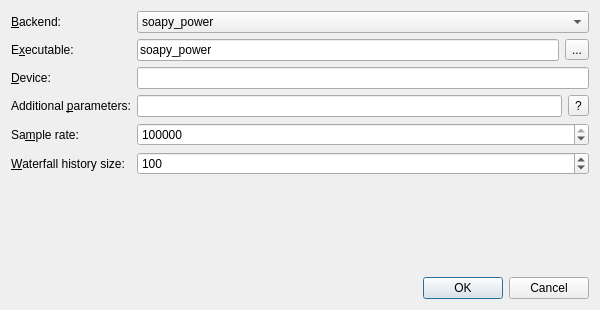
The window that qspectrumanalyzer/qspectrumanalyzer_settings.ui (xmikos/qspectrumanalyzer) describes before a commit, drawn with Qt 5.
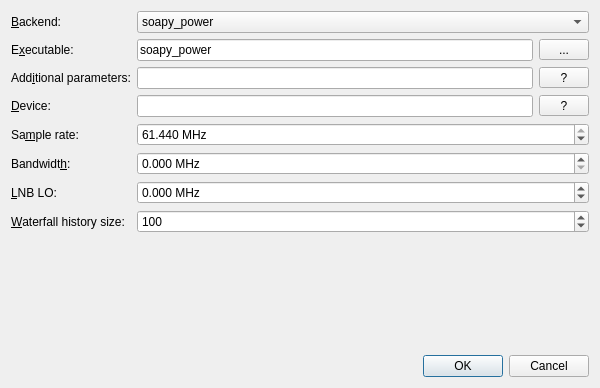
The same window after the commit.

Commit message: Allow setting bandwidth and LNB LO (for upconverters or downconverters); show info about device in settings

Patch:
```diff
--- a/qspectrumanalyzer/qspectrumanalyzer_settings.ui
+++ b/qspectrumanalyzer/qspectrumanalyzer_settings.ui
@@ -7,7 +7,7 @@
     <x>0</x>
     <y>0</y>
     <width>600</width>
-    <height>310</height>
+    <height>388</height>
    </rect>
   </property>
   <property name="windowTitle">
@@ -76,6 +76,12 @@
        </item>
        <item>
         <widget class="QToolButton" name="executableButton">
+         <property name="minimumSize">
+          <size>
+           <width>50</width>
+           <height>0</height>
+          </size>
+         </property>
          <property name="text">
           <string>...</string>
          </property>
@@ -83,7 +89,7 @@
        </item>
       </layout>
      </item>
-     <item row="2" column="0">
+     <item row="3" column="0">
       <widget class="QLabel" name="label_5">
        <property name="text">
         <string>&amp;Device:</string>
@@ -93,9 +99,6 @@
        </property>
       </widget>
      </item>
-     <item row="2" column="1">
-      <widget class="QLineEdit" name="deviceEdit"/>
-     </item>
      <item row="4" column="0">
       <widget class="QLabel" name="label_4">
        <property name="text">
@@ -106,23 +109,7 @@
        </property>
       </widget>
      </item>
-     <item row="4" column="1">
-      <widget class="QSpinBox" name="sampleRateSpinBox">
-       <property name="minimum">
-        <number>0</number>
-       </property>
-       <property name="maximum">
-        <number>25000000</number>
-       </property>
-       <property name="singleStep">
-        <number>10000</number>
-       </property>
-       <property name="value">
-        <number>2560000</number>
-       </property>
-      </widget>
-     </item>
-     <item row="5" column="0">
+     <item row="7" column="0">
       <widget class="QLabel" name="label_2">
        <property name="text">
         <string>&amp;Waterfall history size:</string>
@@ -132,7 +119,7 @@
        </property>
       </widget>
      </item>
-     <item row="5" column="1">
+     <item row="7" column="1">
       <widget class="QSpinBox" name="waterfallHistorySizeSpinBox">
        <property name="minimum">
         <number>1</number>
@@ -145,30 +132,157 @@
        </property>
       </widget>
      </item>
-     <item row="3" column="0">
+     <item row="5" column="0">
+      <widget class="QLabel" name="label_7">
+       <property name="text">
+        <string>Bandwidt&amp;h:</string>
+       </property>
+       <property name="buddy">
+        <cstring>bandwidthSpinBox</cstring>
+       </property>
+      </widget>
+     </item>
+     <item row="6" column="0">
+      <widget class="QLabel" name="label_8">
+       <property name="toolTip">
+        <string>Negative frequency for upconverters, positive frequency for downconverters.</string>
+       </property>
+       <property name="text">
+        <string>&amp;LNB LO:</string>
+       </property>
+       <property name="buddy">
+        <cstring>lnbSpinBox</cstring>
+       </property>
+      </widget>
+     </item>
+     <item row="2" column="0">
       <widget class="QLabel" name="label_6">
        <property name="text">
-        <string>Additional &amp;parameters:</string>
+        <string>Add&amp;itional parameters:</string>
        </property>
        <property name="buddy">
         <cstring>paramsEdit</cstring>
        </property>
       </widget>
      </item>
+     <item row="2" column="1">
+      <layout class="QHBoxLayout" name="horizontalLayout_2">
+       <item>
+        <widget class="QLineEdit" name="paramsEdit"/>
+       </item>
+       <item>
+        <widget class="QToolButton" name="paramsHelpButton">
+         <property name="minimumSize">
+          <size>
+           <width>50</width>
+           <height>0</height>
+          </size>
+         </property>
+         <property name="text">
+          <string> ? </string>
+         </property>
+        </widget>
+       </item>
+      </layout>
+     </item>
      <item row="3" column="1">
       <layout class="QHBoxLayout" name="horizontalLayout_3">
        <item>
-        <widget class="QLineEdit" name="paramsEdit"/>
+        <widget class="QLineEdit" name="deviceEdit"/>
        </item>
        <item>
-        <widget class="QToolButton" name="helpButton">
+        <widget class="QToolButton" name="deviceHelpButton">
+         <property name="minimumSize">
+          <size>
+           <width>50</width>
+           <height>0</height>
+          </size>
+         </property>
          <property name="text">
-          <string>?</string>
+          <string> ? </string>
          </property>
         </widget>
        </item>
       </layout>
      </item>
+     <item row="4" column="1">
+      <widget class="QDoubleSpinBox" name="sampleRateSpinBox">
+       <property name="showGroupSeparator" stdset="0">
+        <bool>true</bool>
+       </property>
+       <property name="suffix">
+        <string> MHz</string>
+       </property>
+       <property name="decimals">
+        <number>3</number>
+       </property>
+       <property name="minimum">
+        <double>0.000000000000000</double>
+       </property>
+       <property name="maximum">
+        <double>61.439999999999998</double>
+       </property>
+       <property name="singleStep">
+        <double>0.010000000000000</double>
+       </property>
+       <property name="value">
+        <double>61.439999999999998</double>
+       </property>
+      </widget>
+     </item>
+     <item row="5" column="1">
+      <widget class="QDoubleSpinBox" name="bandwidthSpinBox">
+       <property name="showGroupSeparator" stdset="0">
+        <bool>true</bool>
+       </property>
+       <property name="suffix">
+        <string> MHz</string>
+       </property>
+       <property name="decimals">
+        <number>3</number>
+       </property>
+       <property name="minimum">
+        <double>0.000000000000000</double>
+       </property>
+       <property name="maximum">
+        <double>61.439999999999998</double>
+       </property>
+       <property name="singleStep">
+        <double>0.010000000000000</double>
+       </property>
+       <property name="value">
+        <double>0.000000000000000</double>
+       </property>
+      </widget>
+     </item>
+     <item row="6" column="1">
+      <widget class="QDoubleSpinBox" name="lnbSpinBox">
+       <property name="toolTip">
+        <string>Negative frequency for upconverters, positive frequency for downconverters.</string>
+       </property>
+       <property name="showGroupSeparator" stdset="0">
+        <bool>true</bool>
+       </property>
+       <property name="suffix">
+        <string> MHz</string>
+       </property>
+       <property name="decimals">
+        <number>3</number>
+       </property>
+       <property name="minimum">
+        <double>-999999.998999999952503</double>
+       </property>
+       <property name="maximum">
+        <double>999999.998999999952503</double>
+       </property>
+       <property name="singleStep">
+        <double>0.010000000000000</double>
+       </property>
+       <property name="value">
+        <double>0.000000000000000</double>
+       </property>
+      </widget>
+     </item>
     </layout>
    </item>
    <item>
```
Left out of the diff: 16 changed lines with no effect on the pictures. The commit also changes 12 other files.
